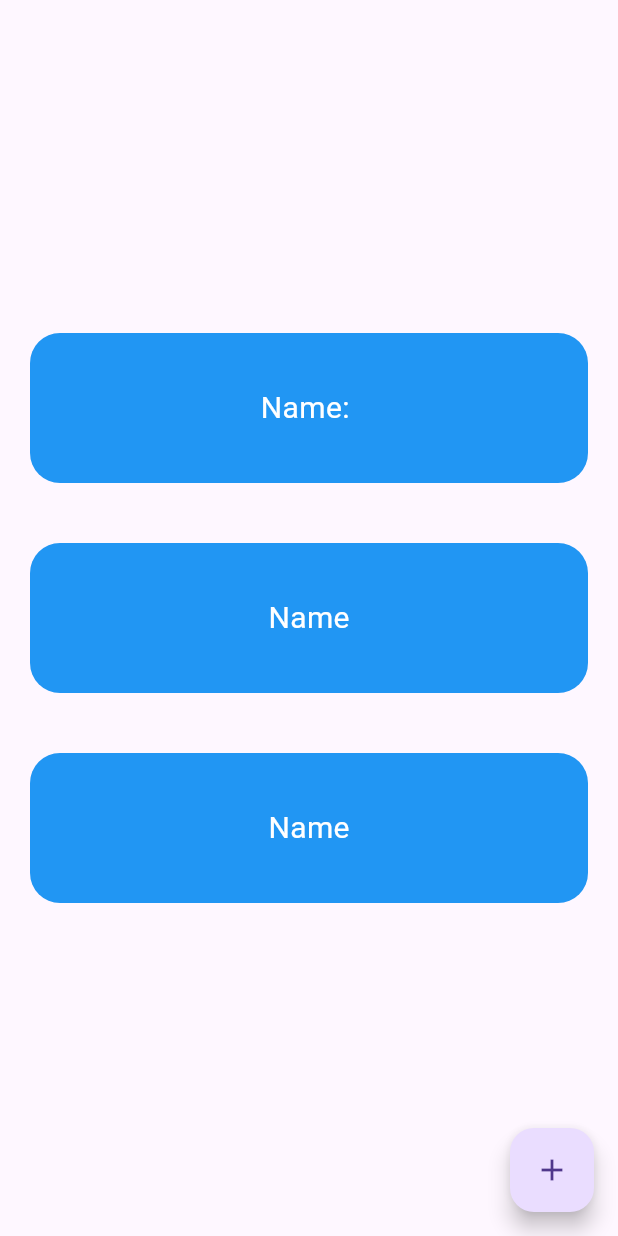
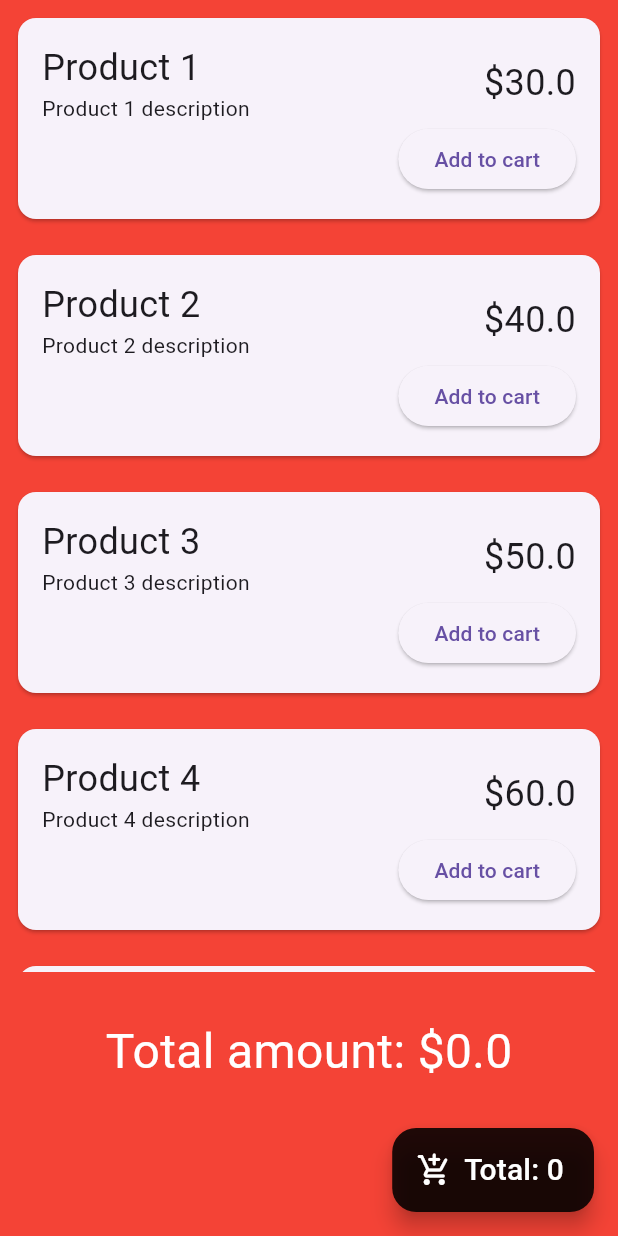
Before and after one commit to gmkim716/flutter_library, a Flutter app: the screen it shows after launch, on a phone screen of 412 x 824 dp. Run offline on Flutter 3.47's test engine with Material 3 defaults, Android fonts, the phone set to English and light mode, and no system bars; our stand-ins replace get, webview_flutter.

Commit message:
feat: item cart

```diff
--- /dev/null
+++ b/lib/controller/cart_controller.dart
@@ -0,0 +1,12 @@
+import 'package:flutter_palworld/model/product_model.dart';
+import 'package:get/get.dart';
+
+class CartController extends GetxController {
+  var cartItems = <Product>[].obs;
+  double get totalPrice => cartItems.fold(0, (e, item) => e + item.price);
+  int get count => cartItems.length;
+
+  void addToItem(Product product) {
+    cartItems.add(product);
+  }
+}
--- /dev/null
+++ b/lib/controller/shopping_controller.dart
@@ -0,0 +1,52 @@
+import 'package:flutter_palworld/model/product_model.dart';
+import 'package:get/get.dart';
+
+class ShoppingController extends GetxController {
+  var products =
+      <Product>[].obs; // products를 observable 등록: 데이터가 바뀌면 UI가 자동으로 업데이트
+
+  @override
+  void onInit() {
+    super.onInit();
+
+    fetchData();
+  }
+
+  void fetchData() async {
+    await Future.delayed(Duration(seconds: 2)); // 2초 대기
+    var productData = [
+      Product(
+        id: 1,
+        productName: 'Product 1',
+        productDescription: 'Product 1 description',
+        price: 30,
+      ),
+      Product(
+        id: 2,
+        productName: 'Product 2',
+        productDescription: 'Product 2 description',
+        price: 40,
+      ),
+      Product(
+        id: 3,
+        productName: 'Product 3',
+        productDescription: 'Product 3 description',
+        price: 50,
+      ),
+      Product(
+        id: 4,
+        productName: 'Product 4',
+        productDescription: 'Product 4 description',
+        price: 60,
+      ),
+      Product(
+        id: 5,
+        productName: 'Product 5',
+        productDescription: 'Product 5 description',
+        price: 70,
+      ),
+    ];
+
+    products.assignAll(productData); // assignAll: products에 productData를 할당
+  }
+}
--- a/lib/main.dart
+++ b/lib/main.dart
@@ -4,6 +4,7 @@ import 'package:flutter_palworld/screen/getx_test/personal_card_screen.dart';
 import 'package:flutter_palworld/screen/home_screen.dart';
 import 'package:flutter_palworld/screen/webview_loading_screen.dart';
 import 'package:flutter_palworld/screen/webview_screen.dart';
+import 'package:flutter_palworld/view/shopping_page.dart';
 
 void main() {
   runApp(
@@ -39,7 +40,8 @@ void main() {
       // home: DDayScreen(),
       // home: WebViewLoadingScreen(),
       // home: GetxScreen(),
-      home: PersonalCard(),
+      // home: PersonalCard(),
+      home: ShoppingPage(),
     ),
   );
 }
--- /dev/null
+++ b/lib/model/product_model.dart
@@ -0,0 +1,13 @@
+class Product {
+  final int id;
+  final String productName;
+  final String productDescription;
+  final double price;
+
+  Product({
+    required this.id,
+    required this.productName,
+    required this.productDescription,
+    required this.price,
+  });
+}
--- a/lib/screen/getx_test/personal_card_screen.dart
+++ b/lib/screen/getx_test/personal_card_screen.dart
@@ -1,7 +1,4 @@
-import 'package:flutter/cupertino.dart';
 import 'package:flutter/material.dart';
-import 'package:flutter/rendering.dart';
-import 'package:flutter/widgets.dart';
 import 'package:flutter_palworld/controller/getx_screen2_controller.dart';
 import 'package:get/get.dart';
 
@@ -18,6 +15,7 @@ class PersonalCard extends StatelessWidget {
           mainAxisAlignment: MainAxisAlignment.center,
           crossAxisAlignment: CrossAxisAlignment.center,
           children: [
+            // GetX로 상태 관리 1
             Container(
               margin: EdgeInsets.all(20), // EdgeInsets.all: 모든 방향으로 동일한 값 적용
               width: double.maxFinite, // double.maxFinite: 가능한 최대 크기
@@ -39,6 +37,8 @@ class PersonalCard extends StatelessWidget {
                         )),
               ),
             ),
+
+            // Obx로 상태 관리
             Container(
                 margin: EdgeInsets.all(20),
                 width: double.maxFinite,
@@ -48,15 +48,16 @@ class PersonalCard extends StatelessWidget {
                   color: Colors.blue,
                 ),
                 child: Center(
-                child: Text(
-                  'Name',
+                  child: Obx(() => Text(
+                        'Age: ${controller2.person().age}',
                         style: TextStyle(
                           fontSize: 20,
                           color: Colors.white,
                         ),
-                ),
-              ),
-            ),
+                      )),
+                )),
+
+            // GetX로 상태 관리 2
             Container(
               margin: EdgeInsets.all(20), // EdgeInsets.all: 모든 방향으로 동일한 값 적용
               width: double.maxFinite, // double.maxFinite: 가능한 최대 크기
@@ -67,11 +68,15 @@ class PersonalCard extends StatelessWidget {
                 color: Colors.blue,
               ),
               child: Center(
-                child: Text(
-                  'Name',
+                child: GetX(
+                  init: Controller2(), // init: 컨트롤러 인스턴스를 생성
+                  builder: (controller2) => Text(
+                    // controller2는 final로 선언된 인스턴스와는 다르다
+                    'Age: ${Get.find<Controller2>().person().age}',
                     style: TextStyle(
                       fontSize: 20,
                       color: Colors.white,
+                    ),
                   ),
                 ),
               ),
--- /dev/null
+++ b/lib/view/shopping_page.dart
@@ -0,0 +1,97 @@
+import 'package:flutter/material.dart';
+import 'package:flutter_palworld/controller/cart_controller.dart';
+import 'package:flutter_palworld/controller/shopping_controller.dart';
+import 'package:get/get.dart';
+import 'package:get/get_state_manager/get_state_manager.dart';
+
+class ShoppingPage extends StatelessWidget {
+  ShoppingPage({Key? key}) : super(key: key);
+  final shoppingController =
+      Get.put(ShoppingController()); // ShoppingController를 GetX에 injection
+  final cartController = Get.put(CartController());
+
+  @override
+  Widget build(BuildContext context) {
+    return Scaffold(
+      backgroundColor: Colors.red,
+      body: Column(
+        children: [
+          Expanded(
+            child: GetX<ShoppingController>(builder: (controller) {
+              return ListView.builder(
+                  itemCount: controller.products.length, // 개수
+                  itemBuilder: (context, index) {
+                    return Card(
+                      margin: const EdgeInsets.all(12),
+                      child: Padding(
+                        padding: EdgeInsets.all(16),
+                        child: Column(
+                            crossAxisAlignment: CrossAxisAlignment.end,
+                            children: [
+                              Row(
+                                mainAxisAlignment:
+                                    MainAxisAlignment.spaceBetween,
+                                children: [
+                                  Column(
+                                    crossAxisAlignment:
+                                        CrossAxisAlignment.start,
+                                    children: [
+                                      Text(
+                                        '${controller.products[index].productName}',
+                                        style: TextStyle(fontSize: 24),
+                                      ),
+                                      Text(
+                                          '${controller.products[index].productDescription}'),
+                                    ],
+                                  ),
+                                  Text(
+                                    '\$${controller.products[index].price}',
+                                    style: TextStyle(fontSize: 24),
+                                  )
+                                ],
+                              ),
+                              ElevatedButton(
+                                onPressed: () {
+                                  cartController
+                                      .addToItem(controller.products[index]);
+                                },
+                                child: Text('Add to cart'),
+                              ),
+                            ]),
+                      ),
+                    );
+                  });
+            }),
+          ),
+          SizedBox(
+            height: 30,
+          ),
+          GetX<CartController>(
+            builder: (controller) {
+              return Text(
+                'Total amount: \$${controller.totalPrice}',
+                style: TextStyle(fontSize: 32, color: Colors.white),
+              );
+            },
+          ),
+          SizedBox(
+            height: 100,
+          )
+        ],
+      ),
+      floatingActionButton: FloatingActionButton.extended(
+        onPressed: () {},
+        label: GetX<CartController>(
+          builder: (controller) {
+            return Text(
+              'Total: ${controller.count}',
+              style: TextStyle(fontSize: 20, color: Colors.white),
+            );
+          },
+        ),
+        icon: Icon(Icons.add_shopping_cart_rounded, color: Colors.white),
+        backgroundColor: Colors.black87,
+      ),
+    );
+  }
+}
```
Lines whose indentation alone changed are shown as unchanged.
